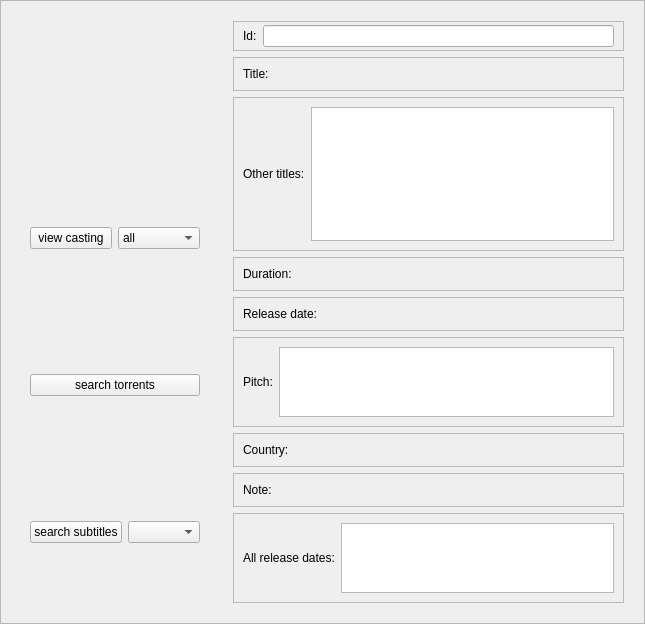
The window that weboob/applications/qcookboob/ui/recipe.ui (laurentb/weboob) describes before a commit, drawn with Qt 5.
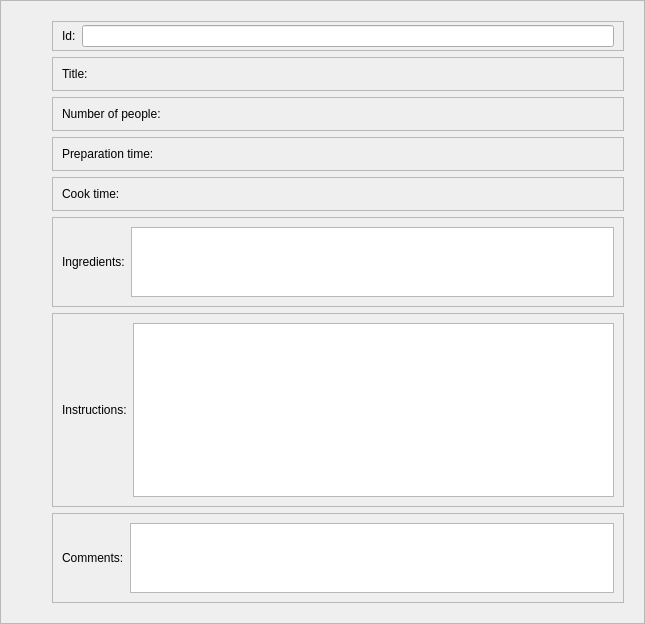
The same window after the commit.

What changed in the file:
```diff
--- a/weboob/applications/qcookboob/ui/recipe.ui
+++ b/weboob/applications/qcookboob/ui/recipe.ui
@@ -54,93 +54,6 @@
         </property>
        </widget>
       </item>
-      <item>
-       <widget class="QFrame" name="frame_10">
-        <property name="frameShape">
-         <enum>QFrame::NoFrame</enum>
-        </property>
-        <property name="frameShadow">
-         <enum>QFrame::Raised</enum>
-        </property>
-        <layout class="QHBoxLayout" name="horizontalLayout_4">
-         <property name="topMargin">
-          <number>0</number>
-         </property>
-         <property name="bottomMargin">
-          <number>0</number>
-         </property>
-         <item>
-          <widget class="QPushButton" name="castingButton">
-           <property name="text">
-            <string>view casting</string>
-           </property>
-          </widget>
-         </item>
-         <item>
-          <widget class="QComboBox" name="castingCombo">
-           <item>
-            <property name="text">
-             <string>all</string>
-            </property>
-           </item>
-          </widget>
-         </item>
-        </layout>
-       </widget>
-      </item>
-      <item>
-       <widget class="QFrame" name="frame_12">
-        <property name="frameShape">
-         <enum>QFrame::NoFrame</enum>
-        </property>
-        <property name="frameShadow">
-         <enum>QFrame::Raised</enum>
-        </property>
-        <layout class="QHBoxLayout" name="horizontalLayout_11">
-         <property name="topMargin">
-          <number>0</number>
-         </property>
-         <property name="bottomMargin">
-          <number>0</number>
-         </property>
-         <item>
-          <widget class="QPushButton" name="torrentButton">
-           <property name="text">
-            <string>search torrents</string>
-           </property>
-          </widget>
-         </item>
-        </layout>
-       </widget>
-      </item>
-      <item>
-       <widget class="QFrame" name="frame_11">
-        <property name="frameShape">
-         <enum>QFrame::NoFrame</enum>
-        </property>
-        <property name="frameShadow">
-         <enum>QFrame::Raised</enum>
-        </property>
-        <layout class="QHBoxLayout" name="horizontalLayout_10">
-         <property name="topMargin">
-          <number>0</number>
-         </property>
-         <property name="bottomMargin">
-          <number>0</number>
-         </property>
-         <item>
-          <widget class="QPushButton" name="subtitleButton">
-           <property name="text">
-            <string>search subtitles</string>
-           </property>
-          </widget>
-         </item>
-         <item>
-          <widget class="QComboBox" name="langCombo"/>
-         </item>
-        </layout>
-       </widget>
-      </item>
      </layout>
     </widget>
    </item>
@@ -232,6 +145,134 @@
         </layout>
        </widget>
       </item>
+      <item>
+       <widget class="QFrame" name="frame_2">
+        <property name="maximumSize">
+         <size>
+          <width>16777215</width>
+          <height>35</height>
+         </size>
+        </property>
+        <property name="frameShape">
+         <enum>QFrame::StyledPanel</enum>
+        </property>
+        <property name="frameShadow">
+         <enum>QFrame::Raised</enum>
+        </property>
+        <layout class="QHBoxLayout" name="horizontalLayout_2">
+         <item>
+          <widget class="QLabel" name="label_3">
+           <property name="text">
+            <string>Number of people:</string>
+           </property>
+          </widget>
+         </item>
+         <item>
+          <widget class="QLabel" name="nbPersonLabel">
+           <property name="text">
+            <string/>
+           </property>
+          </widget>
+         </item>
+        </layout>
+       </widget>
+      </item>
+      <item>
+       <widget class="QFrame" name="frame_6">
+        <property name="maximumSize">
+         <size>
+          <width>16777215</width>
+          <height>35</height>
+         </size>
+        </property>
+        <property name="frameShape">
+         <enum>QFrame::StyledPanel</enum>
+        </property>
+        <property name="frameShadow">
+         <enum>QFrame::Raised</enum>
+        </property>
+        <layout class="QHBoxLayout" name="horizontalLayout_6">
+         <item>
+          <widget class="QLabel" name="label_4">
+           <property name="text">
+            <string>Preparation time:</string>
+           </property>
+          </widget>
+         </item>
+         <item>
+          <widget class="QLabel" name="prepTimeLabel">
+           <property name="text">
+            <string/>
+           </property>
+          </widget>
+         </item>
+        </layout>
+       </widget>
+      </item>
+      <item>
+       <widget class="QFrame" name="frame_7">
+        <property name="maximumSize">
+         <size>
+          <width>16777215</width>
+          <height>35</height>
+         </size>
+        </property>
+        <property name="frameShape">
+         <enum>QFrame::StyledPanel</enum>
+        </property>
+        <property name="frameShadow">
+         <enum>QFrame::Raised</enum>
+        </property>
+        <layout class="QHBoxLayout" name="horizontalLayout_7">
+         <item>
+          <widget class="QLabel" name="label_5">
+           <property name="text">
+            <string>Cook time:</string>
+           </property>
+          </widget>
+         </item>
+         <item>
+          <widget class="QLabel" name="cookingTimeLabel">
+           <property name="text">
+            <string/>
+           </property>
+          </widget>
+         </item>
+        </layout>
+       </widget>
+      </item>
+      <item>
+       <widget class="QFrame" name="frame_5">
+        <property name="maximumSize">
+         <size>
+          <width>16777215</width>
+          <height>200</height>
+         </size>
+        </property>
+        <property name="frameShape">
+         <enum>QFrame::StyledPanel</enum>
+        </property>
+        <property name="frameShadow">
+         <enum>QFrame::Raised</enum>
+        </property>
+        <layout class="QHBoxLayout" name="horizontalLayout_5">
+         <item>
+          <widget class="QLabel" name="label_2">
+           <property name="text">
+            <string>Ingredients:</string>
+           </property>
+          </widget>
+         </item>
+         <item>
+          <widget class="QTextEdit" name="ingredientsPlain">
+           <property name="textInteractionFlags">
+            <set>Qt::TextSelectableByKeyboard|Qt::TextSelectableByMouse</set>
+           </property>
+          </widget>
+         </item>
+        </layout>
+       </widget>
+      </item>
       <item>
        <widget class="QFrame" name="frame_8">
         <property name="sizePolicy">
@@ -262,7 +303,7 @@
             </size>
            </property>
            <property name="text">
-            <string>Other titles:</string>
+            <string>Instructions:</string>
            </property>
           </widget>
          </item>
@@ -276,166 +317,6 @@
         </layout>
        </widget>
       </item>
-      <item>
-       <widget class="QFrame" name="frame_2">
-        <property name="maximumSize">
-         <size>
-          <width>16777215</width>
-          <height>35</height>
-         </size>
-        </property>
-        <property name="frameShape">
-         <enum>QFrame::StyledPanel</enum>
-        </property>
-        <property name="frameShadow">
-         <enum>QFrame::Raised</enum>
-        </property>
-        <layout class="QHBoxLayout" name="horizontalLayout_2">
-         <item>
-          <widget class="QLabel" name="label_3">
-           <property name="text">
-            <string>Duration:</string>
-           </property>
-          </widget>
-         </item>
-         <item>
-          <widget class="QLabel" name="durationLabel">
-           <property name="text">
-            <string/>
-           </property>
-          </widget>
-         </item>
-        </layout>
-       </widget>
-      </item>
-      <item>
-       <widget class="QFrame" name="frame_6">
-        <property name="maximumSize">
-         <size>
-          <width>16777215</width>
-          <height>35</height>
-         </size>
-        </property>
-        <property name="frameShape">
-         <enum>QFrame::StyledPanel</enum>
-        </property>
-        <property name="frameShadow">
-         <enum>QFrame::Raised</enum>
-        </property>
-        <layout class="QHBoxLayout" name="horizontalLayout_6">
-         <item>
-          <widget class="QLabel" name="label_4">
-           <property name="text">
-            <string>Release date:</string>
-           </property>
-          </widget>
-         </item>
-         <item>
-          <widget class="QLabel" name="releaseDateLabel">
-           <property name="text">
-            <string/>
-           </property>
-          </widget>
-         </item>
-        </layout>
-       </widget>
-      </item>
-      <item>
-       <widget class="QFrame" name="frame_5">
-        <property name="maximumSize">
-         <size>
-          <width>16777215</width>
-          <height>200</height>
-         </size>
-        </property>
-        <property name="frameShape">
-         <enum>QFrame::StyledPanel</enum>
-        </property>
-        <property name="frameShadow">
-         <enum>QFrame::Raised</enum>
-        </property>
-        <layout class="QHBoxLayout" name="horizontalLayout_5">
-         <item>
-          <widget class="QLabel" name="label_2">
-           <property name="text">
-            <string>Pitch:</string>
-           </property>
-          </widget>
-         </item>
-         <item>
-          <widget class="QTextEdit" name="pitchPlain">
-           <property name="textInteractionFlags">
-            <set>Qt::TextSelectableByKeyboard|Qt::TextSelectableByMouse</set>
-           </property>
-          </widget>
-         </item>
-        </layout>
-       </widget>
-      </item>
-      <item>
-       <widget class="QFrame" name="frame_7">
-        <property name="maximumSize">
-         <size>
-          <width>16777215</width>
-          <height>35</height>
-         </size>
-        </property>
-        <property name="frameShape">
-         <enum>QFrame::StyledPanel</enum>
-        </property>
-        <property name="frameShadow">
-         <enum>QFrame::Raised</enum>
-        </property>
-        <layout class="QHBoxLayout" name="horizontalLayout_7">
-         <item>
-          <widget class="QLabel" name="label_5">
-           <property name="text">
-            <string>Country:</string>
-           </property>
-          </widget>
-         </item>
-         <item>
-          <widget class="QLabel" name="countryLabel">
-           <property name="text">
-            <string/>
-           </property>
-          </widget>
-         </item>
-        </layout>
-       </widget>
-      </item>
-      <item>
-       <widget class="QFrame" name="frame">
-        <property name="maximumSize">
-         <size>
-          <width>16777215</width>
-          <height>35</height>
-         </size>
-        </property>
-        <property name="frameShape">
-         <enum>QFrame::StyledPanel</enum>
-        </property>
-        <property name="frameShadow">
-         <enum>QFrame::Raised</enum>
-        </property>
-        <layout class="QHBoxLayout" name="horizontalLayout">
-         <item>
-          <widget class="QLabel" name="label">
-           <property name="text">
-            <string>Note:</string>
-           </property>
-          </widget>
-         </item>
-         <item>
-          <widget class="QLabel" name="noteLabel">
-           <property name="text">
-            <string/>
-           </property>
-          </widget>
-         </item>
-        </layout>
-       </widget>
-      </item>
       <item>
        <widget class="QFrame" name="frame_13">
         <property name="maximumSize">
@@ -454,7 +335,7 @@
          <item>
           <widget class="QLabel" name="label_8">
            <property name="text">
-            <string>All release dates:</string>
+            <string>Comments:</string>
            </property>
           </widget>
          </item>
```
Left out of the diff: 4 changed lines with no effect on the pictures.
